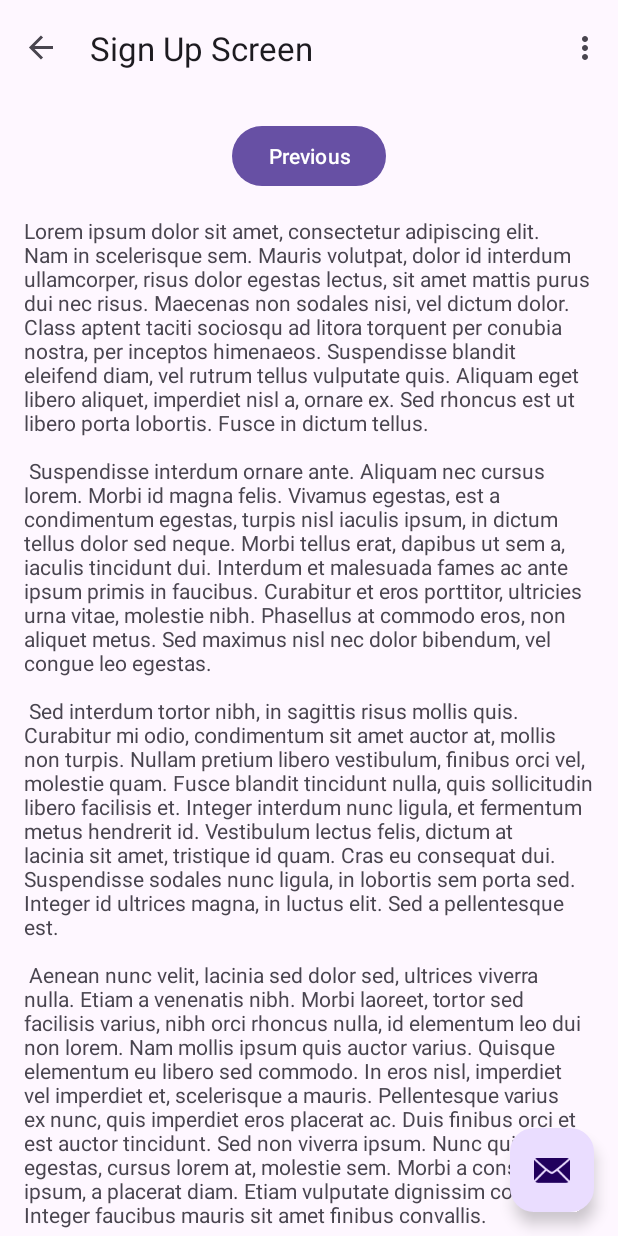
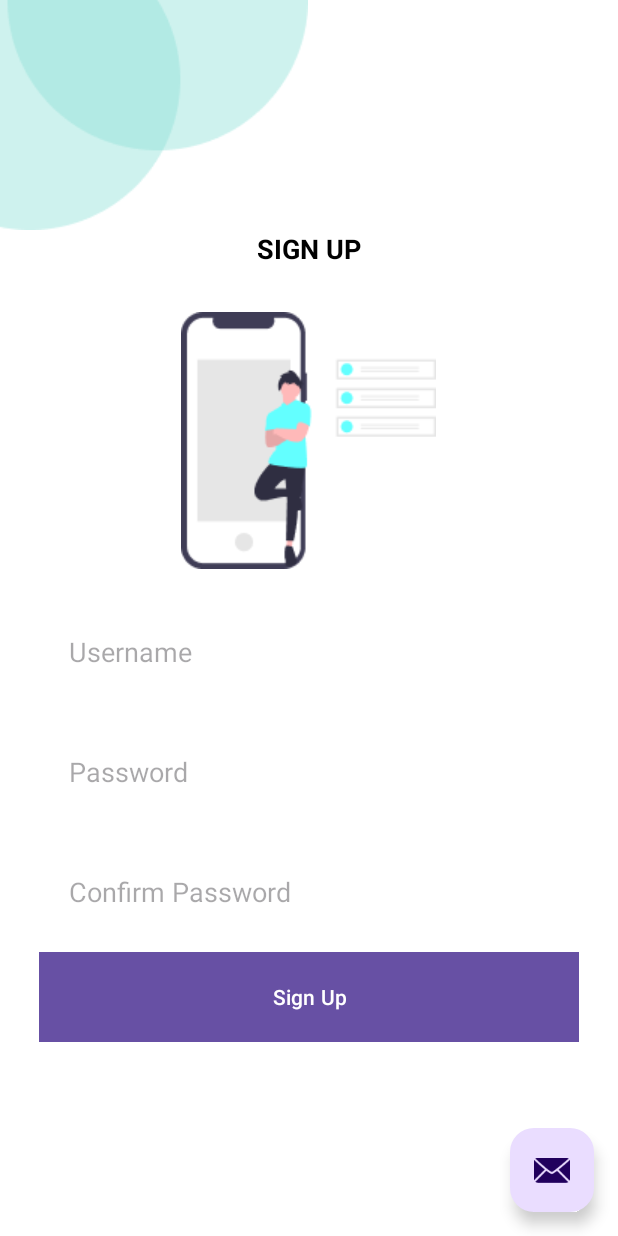
Before and after one commit to labmember003/login-screen, an Android app: the SecondFragment screen opened through its navigation route, on a phone screen of 412 x 824 dp. Run offline under Robolectric (Android 15) with nearby library versions, the phone set to English and light mode, and no system bars; our stand-ins replace navigation-ui.

Commit message:
added sign up screen and app completed

```diff
--- a/app/src/main/java/com/falcon/loginscreen/FirstFragment.kt
+++ b/app/src/main/java/com/falcon/loginscreen/FirstFragment.kt
@@ -6,6 +6,7 @@ import android.view.View
 import android.view.ViewGroup
 import androidx.appcompat.app.AppCompatActivity
 import androidx.fragment.app.Fragment
+import androidx.navigation.fragment.findNavController
 import com.falcon.loginscreen.databinding.FragmentFirstBinding
 
 
@@ -31,6 +32,9 @@ class FirstFragment : Fragment() {
 
     override fun onViewCreated(view: View, savedInstanceState: Bundle?) {
         super.onViewCreated(view, savedInstanceState)
+        binding.signUpText.setOnClickListener {
+            findNavController().navigate(R.id.action_FirstFragment_to_SecondFragment)
+        }
     }
 
     override fun onDestroyView() {
--- a/app/src/main/java/com/falcon/loginscreen/MainActivity.kt
+++ b/app/src/main/java/com/falcon/loginscreen/MainActivity.kt
@@ -42,7 +42,7 @@ class MainActivity : AppCompatActivity() {
 
         // Code to remove toolbar if its the loginFragment/FirstFragment
         navController.addOnDestinationChangedListener { _, destination, _ ->
-            if(destination.id == R.id.FirstFragment) {
+            if(destination.id == R.id.FirstFragment || destination.id == R.id.SecondFragment) {
                 binding.toolbar.visibility = View.GONE
             } else {
                 binding.toolbar.visibility = View.VISIBLE
--- a/app/src/main/java/com/falcon/loginscreen/SecondFragment.kt
+++ b/app/src/main/java/com/falcon/loginscreen/SecondFragment.kt
@@ -31,10 +31,6 @@ class SecondFragment : Fragment() {
 
     override fun onViewCreated(view: View, savedInstanceState: Bundle?) {
         super.onViewCreated(view, savedInstanceState)
-
-        binding.buttonSecond.setOnClickListener {
-            findNavController().navigate(R.id.action_SecondFragment_to_FirstFragment)
-        }
     }
 
     override fun onDestroyView() {
--- a/app/src/main/res/layout/fragment_first.xml
+++ b/app/src/main/res/layout/fragment_first.xml
@@ -34,6 +34,7 @@
         android:layout_height="50dp"
         android:layout_gravity="center_horizontal"
         android:paddingLeft="20dp"
+        android:inputType="textPersonName"
         android:hint="Username"
         android:layout_marginTop="30dp"
         android:background="@drawable/input"/>
@@ -44,6 +45,7 @@
         android:paddingLeft="20dp"
         android:hint="Password"
         android:layout_marginTop="30dp"
+        android:inputType="textPassword"
         android:background="@drawable/input"
         />
 
@@ -60,6 +62,7 @@
         />
 
     <Button
+        android:id="@+id/loginButton"
         android:layout_width="360dp"
         android:layout_height="60dp"
         android:background="@drawable/login_btn"
@@ -78,6 +81,7 @@
             android:textColor="@color/black"
             android:text="Don't Have an account?"/>
         <TextView
+            android:id="@+id/signUpText"
             android:layout_width="wrap_content"
             android:layout_height="wrap_content"
             android:textColor="@color/black"
--- a/app/src/main/res/layout/fragment_second.xml
+++ b/app/src/main/res/layout/fragment_second.xml
@@ -1,35 +1,71 @@
 <?xml version="1.0" encoding="utf-8"?>
-<androidx.core.widget.NestedScrollView xmlns:android="http://schemas.android.com/apk/res/android"
+<LinearLayout xmlns:android="http://schemas.android.com/apk/res/android"
     xmlns:app="http://schemas.android.com/apk/res-auto"
     xmlns:tools="http://schemas.android.com/tools"
     android:layout_width="match_parent"
     android:layout_height="match_parent"
+    android:orientation="vertical"
+    android:background="@color/white"
     tools:context=".SecondFragment">
 
-    <androidx.constraintlayout.widget.ConstraintLayout
+    <ImageView
+        android:id="@+id/shape"
+        android:layout_width="wrap_content"
+        android:layout_height="wrap_content"
+        android:src="@drawable/shape"/>
+    <TextView
         android:layout_width="match_parent"
-        android:layout_height="match_parent"
-        android:padding="16dp">
+        android:layout_height="wrap_content"
+        android:transitionName="splash_image"
+        android:text="SIGN UP"
+        android:textAlignment="center"
+        android:textColor="@color/black"
+        android:textStyle="bold"
+        android:textSize="18sp"/>
+    <ImageView
+        android:layout_width="wrap_content"
+        android:layout_height="wrap_content"
+        android:layout_marginTop="30dp"
+        android:transitionName="splash_text"
+        android:src="@drawable/login_draw"
+        android:layout_gravity="center_horizontal"/>
+    <EditText
+        android:layout_width="360dp"
+        android:layout_height="50dp"
+        android:inputType="textPersonName"
+        android:layout_gravity="center_horizontal"
+        android:paddingLeft="20dp"
+        android:hint="Username"
+        android:layout_marginTop="30dp"
+        android:background="@drawable/input"/>
+    <EditText
+        android:layout_width="360dp"
+        android:layout_height="50dp"
+        android:layout_gravity="center_horizontal"
+        android:inputType="textPassword"
+        android:paddingLeft="20dp"
+        android:hint="Password"
+        android:layout_marginTop="30dp"
+        android:background="@drawable/input"
+        />
 
-        <Button
-            android:id="@+id/button_second"
-            android:layout_width="wrap_content"
-            android:layout_height="wrap_content"
-            android:text="@string/previous"
-            app:layout_constraintBottom_toTopOf="@id/textview_second"
-            app:layout_constraintEnd_toEndOf="parent"
-            app:layout_constraintStart_toStartOf="parent"
-            app:layout_constraintTop_toTopOf="parent" />
+    <EditText
+        android:layout_width="360dp"
+        android:layout_height="50dp"
+        android:layout_gravity="center_horizontal"
+        android:paddingLeft="20dp"
+        android:inputType="textPassword"
+        android:hint="Confirm Password"
+        android:layout_marginTop="30dp"
+        android:background="@drawable/input"
+        />
 
-        <TextView
-            android:id="@+id/textview_second"
-            android:layout_width="wrap_content"
-            android:layout_height="wrap_content"
-            android:layout_marginTop="16dp"
-            android:text="@string/lorem_ipsum"
-            app:layout_constraintBottom_toBottomOf="parent"
-            app:layout_constraintEnd_toEndOf="parent"
-            app:layout_constraintStart_toStartOf="parent"
-            app:layout_constraintTop_toBottomOf="@id/button_second" />
-    </androidx.constraintlayout.widget.ConstraintLayout>
-</androidx.core.widget.NestedScrollView>
+    <Button
+        android:layout_width="360dp"
+        android:layout_height="60dp"
+        android:background="@drawable/login_btn"
+        android:layout_marginTop="15dp"
+        android:text="Sign Up"
+        android:layout_gravity="center_horizontal"/>
+
+</LinearLayout>
```
